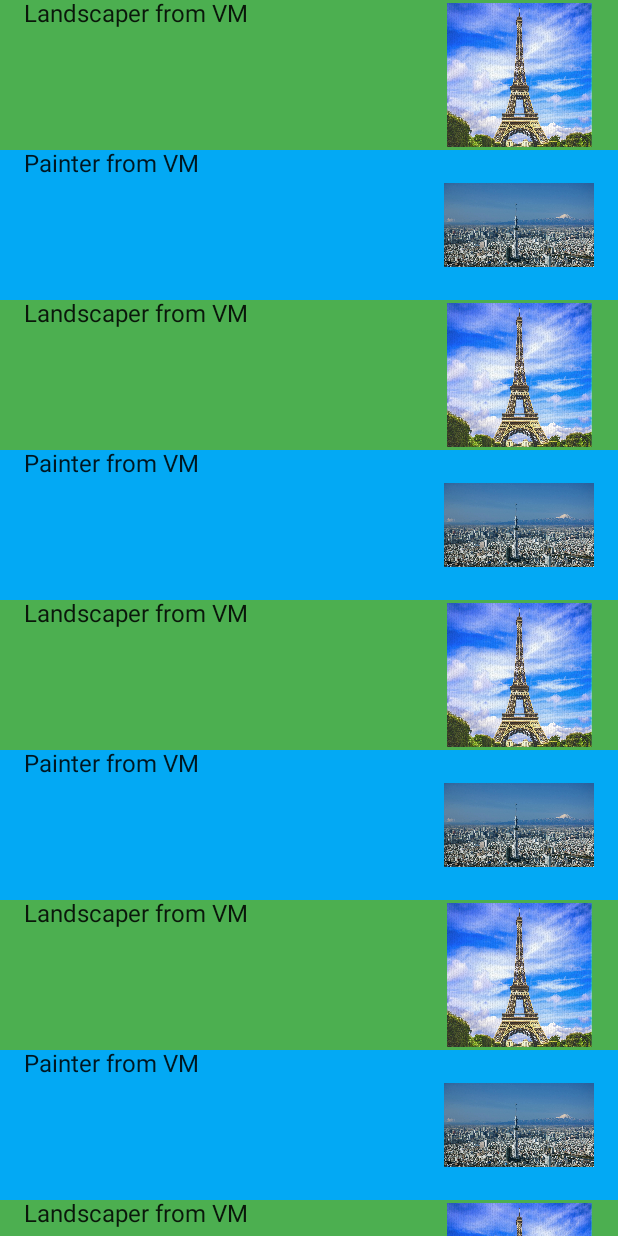
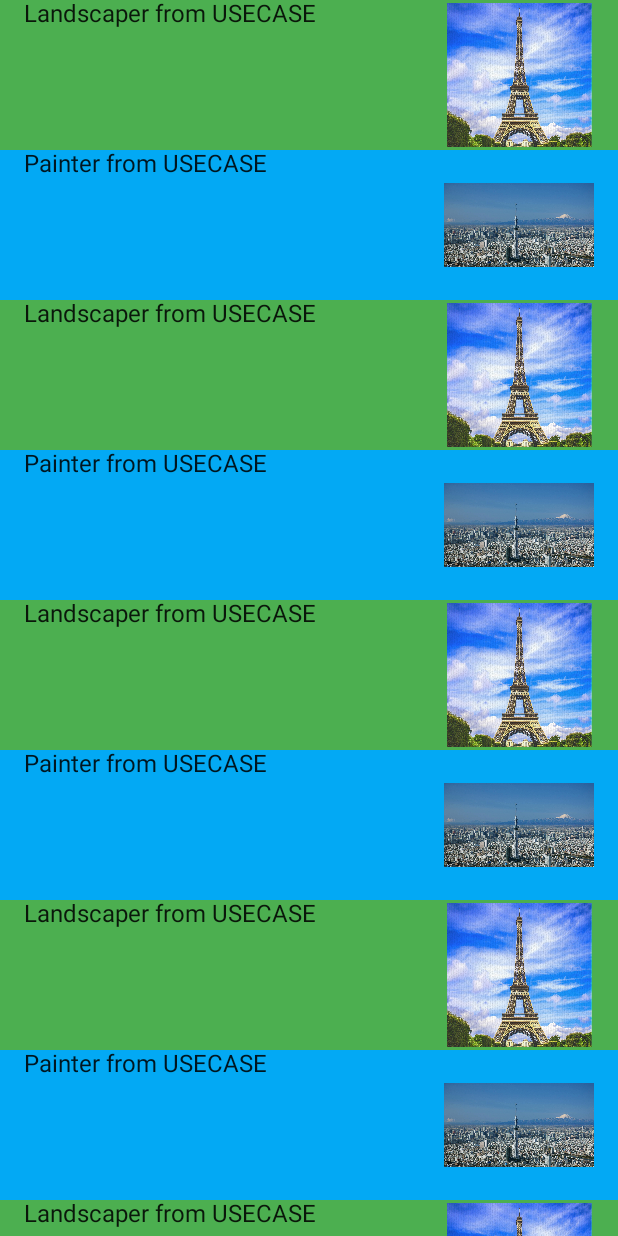
Before and after one commit to yuricfurusho/ArchitectureTemplate2022, an Android app built with Jetpack Compose: the screen it shows after launch (ContractorsListActivity), on a phone screen of 412 x 824 dp. Run offline under Robolectric (Android 15) with nearby library versions, the phone set to English and light mode, and no system bars; our stand-ins replace Dagger/Hilt's generated code.

Commit message:
AAT-4: Part 1: Adds FetchContractorListUseCase template

```diff
--- a/app/build.gradle
+++ b/app/build.gradle
@@ -1,6 +1,8 @@
 plugins {
     id 'com.android.application'
     id 'org.jetbrains.kotlin.android'
+    id 'dagger.hilt.android.plugin'
+    id 'org.jetbrains.kotlin.kapt'
 }
 
 android {
@@ -39,6 +41,8 @@ dependencies {
     implementation 'androidx.constraintlayout:constraintlayout:2.1.4'
 //    implementation project(path: ':ui')
     implementation project(path: ':ui-compose')
+    implementation "com.google.dagger:hilt-android:$hilt_version"
+    kapt "com.google.dagger:hilt-compiler:$hilt_version"
     testImplementation 'junit:junit:4.13.2'
     androidTestImplementation 'androidx.test.ext:junit:1.1.3'
     androidTestImplementation 'androidx.test.espresso:espresso-core:3.4.0'
--- a/app/src/main/AndroidManifest.xml
+++ b/app/src/main/AndroidManifest.xml
@@ -4,6 +4,7 @@
     package="com.yuricfurusho.architecturetemplate2022">
 
     <application
+        android:name=".TemplateApplication"
         android:allowBackup="true"
         android:dataExtractionRules="@xml/data_extraction_rules"
         android:fullBackupContent="@xml/backup_rules"
--- /dev/null
+++ b/app/src/main/java/com/yuricfurusho/architecturetemplate2022/TemplateApplication.kt
@@ -0,0 +1,7 @@
+package com.yuricfurusho.architecturetemplate2022
+
+import android.app.Application
+import dagger.hilt.android.HiltAndroidApp
+
+@HiltAndroidApp
+class TemplateApplication : Application()
--- a/build.gradle
+++ b/build.gradle
@@ -1,7 +1,13 @@
 buildscript {
     ext {
         compose_version = '1.1.0-beta01'
+        hilt_version = '2.42'
     }
+
+    dependencies {
+        classpath "com.google.dagger:hilt-android-gradle-plugin:$hilt_version"
+    }
+
 }// Top-level build file where you can add configuration options common to all sub-projects/modules.
 plugins {
     id 'com.android.application' version '7.2.1' apply false
--- a/ui-compose/build.gradle
+++ b/ui-compose/build.gradle
@@ -1,6 +1,8 @@
 plugins {
     id 'com.android.library'
     id 'org.jetbrains.kotlin.android'
+    id 'dagger.hilt.android.plugin'
+    id 'org.jetbrains.kotlin.kapt'
 }
 
 android {
@@ -54,6 +56,8 @@ dependencies {
     implementation 'androidx.lifecycle:lifecycle-runtime-ktx:2.3.1'
     implementation 'androidx.activity:activity-compose:1.3.1'
     implementation project(path: ':usecase')
+    implementation "com.google.dagger:hilt-android:$hilt_version"
+    kapt "com.google.dagger:hilt-compiler:$hilt_version"
     testImplementation 'junit:junit:4.13.2'
     androidTestImplementation 'androidx.test.ext:junit:1.1.3'
     androidTestImplementation 'androidx.test.espresso:espresso-core:3.4.0'
--- a/ui-compose/src/main/java/com/yuricfurusho/architecturetemplate2022/ui/ContractorsListActivity.kt
+++ b/ui-compose/src/main/java/com/yuricfurusho/architecturetemplate2022/ui/ContractorsListActivity.kt
@@ -5,14 +5,19 @@ import androidx.activity.ComponentActivity
 import androidx.activity.compose.setContent
 import androidx.activity.viewModels
 import com.yuricfurusho.architecturetemplate2022.ui.ui.theme.ArchitectureTemplate2022Theme
+import dagger.hilt.android.AndroidEntryPoint
 
 // TODO yuri: rename: remove List from the name
+@AndroidEntryPoint
 class ContractorsListActivity : ComponentActivity() {
 
     private val vm: ContractorsViewModel by viewModels()
 
     override fun onCreate(savedInstanceState: Bundle?) {
         super.onCreate(savedInstanceState)
+
+        vm.loadContractorList()
+
         setContent {
             ArchitectureTemplate2022Theme {
                 ContractorsScreen(vm)
--- a/ui-compose/src/main/java/com/yuricfurusho/architecturetemplate2022/ui/ContractorsViewModel.kt
+++ b/ui-compose/src/main/java/com/yuricfurusho/architecturetemplate2022/ui/ContractorsViewModel.kt
@@ -2,16 +2,24 @@ package com.yuricfurusho.architecturetemplate2022.ui
 
 import androidx.lifecycle.ViewModel
 import com.yuricfurusho.usecase.Contractor
-import com.yuricfurusho.usecase.ContractorDummyData
+import com.yuricfurusho.usecase.FetchContractorListUseCase
+import dagger.hilt.android.lifecycle.HiltViewModel
 import kotlinx.coroutines.flow.MutableStateFlow
 import kotlinx.coroutines.flow.StateFlow
+import javax.inject.Inject
 
-class ContractorsViewModel : ViewModel() {
+@HiltViewModel
+class ContractorsViewModel @Inject constructor(
+    private val fetchContractorListUseCase: FetchContractorListUseCase
+) : ViewModel() {
 
     //TODO simplify mutable
-    private val _contractorList = MutableStateFlow(ContractorDummyData.contractorList)
+    private val _contractorList = MutableStateFlow(emptyList<Contractor>())
     val contractorList: StateFlow<List<Contractor>> = _contractorList
 
     //TODO add refresh
+    fun loadContractorList() {
+        _contractorList.value = fetchContractorListUseCase()
+    }
     //TODO add loadNextPage
 }
--- a/usecase/build.gradle
+++ b/usecase/build.gradle
@@ -7,3 +7,7 @@ java {
     sourceCompatibility = JavaVersion.VERSION_1_7
     targetCompatibility = JavaVersion.VERSION_1_7
 }
+
+dependencies {
+    implementation "javax.inject:javax.inject:1"
+}
--- a/usecase/src/main/java/com/yuricfurusho/usecase/ContractorDummyData.kt
+++ b/usecase/src/main/java/com/yuricfurusho/usecase/ContractorDummyData.kt
@@ -2,12 +2,12 @@ package com.yuricfurusho.usecase
 
 object ContractorDummyData {
     private val parisLandscaper = Contractor(
-        name = "Landscaper from VM",
+        name = "Landscaper from USECASE",
         city = "Paris",
         category = "landscape"
     )
     private val tokyoPainter = Contractor(
-        name = "Painter from VM",
+        name = "Painter from USECASE",
         city = "Tokyo",
         category = "painter"
     )
--- /dev/null
+++ b/usecase/src/main/java/com/yuricfurusho/usecase/FetchContractorListUseCase.kt
@@ -0,0 +1,8 @@
+package com.yuricfurusho.usecase
+
+import javax.inject.Inject
+
+class FetchContractorListUseCase @Inject constructor() {
+
+    operator fun invoke(): MutableList<Contractor> = ContractorDummyData.contractorList
+}
--- a/usecase/src/main/java/com/yuricfurusho/usecase/FetchListOfContractorsUseCase.kt
+++ /dev/null
@@ -1,4 +0,0 @@
-package com.yuricfurusho.usecase
-
-class FetchListOfContractorsUseCase {
-}
```
